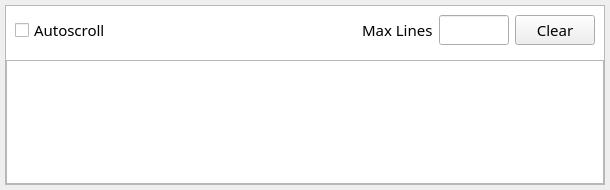
Before: the Qt Designer form src/QSview/resources/console.ui in BCDA-APS/QSview, drawn with Qt 5.
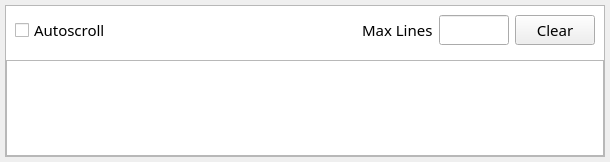
After: the same form once the commit is applied. Icons and pictures are not drawn.

Diff of the .ui file:
```diff
--- a/src/QSview/resources/console.ui
+++ b/src/QSview/resources/console.ui
@@ -7,7 +7,7 @@
     <x>0</x>
     <y>0</y>
     <width>610</width>
-    <height>190</height>
+    <height>162</height>
    </rect>
   </property>
   <property name="sizePolicy">
@@ -142,7 +142,7 @@
         <property name="font">
          <font>
           <family>Menlo</family>
-          <pointsize>11</pointsize>
+          <pointsize>9</pointsize>
          </font>
         </property>
         <property name="lineWrapMode">
```
